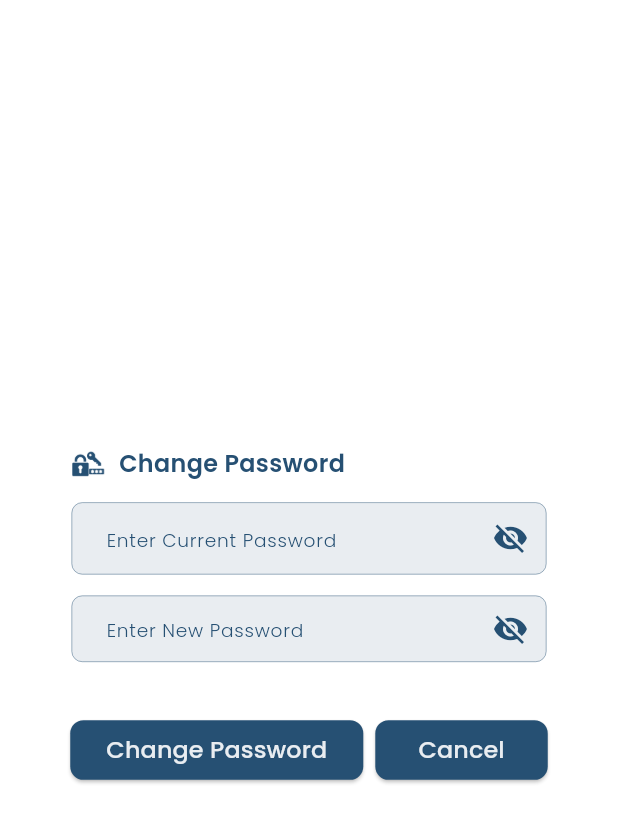
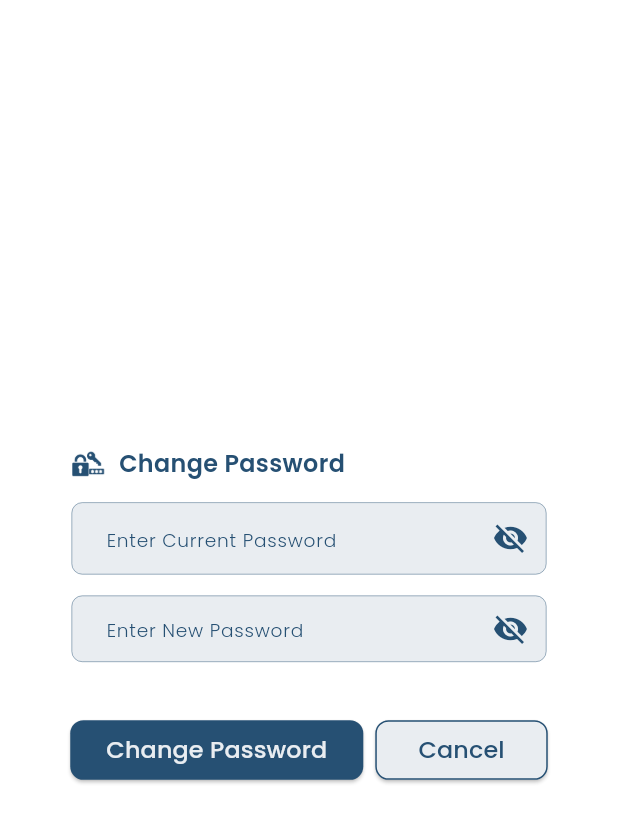
Before and after one commit to Omnia-97/Chat-Rix, a Flutter app: the ChangePasswordDialog widget shown alone on an empty page, opened directly with empty values, on a phone screen of 412 x 824 dp. Shown: the top 823 px of the screen. Run offline on Flutter 3.47's test engine with Material 3 defaults, Android fonts, the phone set to English and light mode, and no system bars; our stand-ins replace cloud_firestore, firebase_auth, firebase_core, firebase_storage, flutter_screenutil, flutter_svg and 2 more; missing offline and left inert: firebase_app_check; accounts and stored records are empty; project files that could hold a hidden picture were left out.

```diff
--- a/lib/modules/layout/layout_view.dart
+++ b/lib/modules/layout/layout_view.dart
@@ -22,7 +22,6 @@ class _LayoutViewState extends BaseView<LayoutView, LayoutViewModel>
     implements LayoutNavigator {
   @override
   void initState() {
-    // TODO: implement initState
     super.initState();
     viewModel.navigator = this;
   }
--- a/lib/modules/settings/widgets/change_password_dialog.dart
+++ b/lib/modules/settings/widgets/change_password_dialog.dart
@@ -57,12 +57,13 @@ class _ChangePasswordDialogState extends State<ChangePasswordDialog> {
               style: ElevatedButton.styleFrom(
                   shape: RoundedRectangleBorder(
                     borderRadius: BorderRadius.circular(10.r),
+                    side: const BorderSide(color: AppColors.primaryColor),
                   ),
-                  backgroundColor: AppColors.primaryColor),
+                  backgroundColor: AppColors.lightColor),
               child: Text(
                 AppStrings.cancel,
                 style: AppTextStyles.bodyMedium
-                    .copyWith(color: AppColors.lightColor),
+                    .copyWith(color: AppColors.primaryColor),
               ),
             ),
           ),
--- a/lib/modules/settings/widgets/delete_account_dialog.dart
+++ b/lib/modules/settings/widgets/delete_account_dialog.dart
@@ -45,13 +45,14 @@ class DeleteAccountDialog extends StatelessWidget {
                 borderRadius: BorderRadius.circular(
                   10.r,
                 ),
+                side: const BorderSide(color: AppColors.primaryColor),
               ),
-              backgroundColor: AppColors.primaryColor,
+              backgroundColor: AppColors.lightColor,
             ),
             child: Text(
               AppStrings.cancel,
               style: AppTextStyles.bodyMedium
-                  .copyWith(color: AppColors.lightColor),
+                  .copyWith(color: AppColors.primaryColor),
             ),
           ),
         ],
```
Also changed, not shown: lib/modules/provider/user_provider.dart (+8 -0 lines), lib/modules/settings/settings_view.dart (+6 -6 lines), lib/shared/database/database_utils.dart (+7 -0 lines), pubspec.yaml (+6 -1 lines), assets/images/logo.png (added), pubspec.lock, 21 other files.
